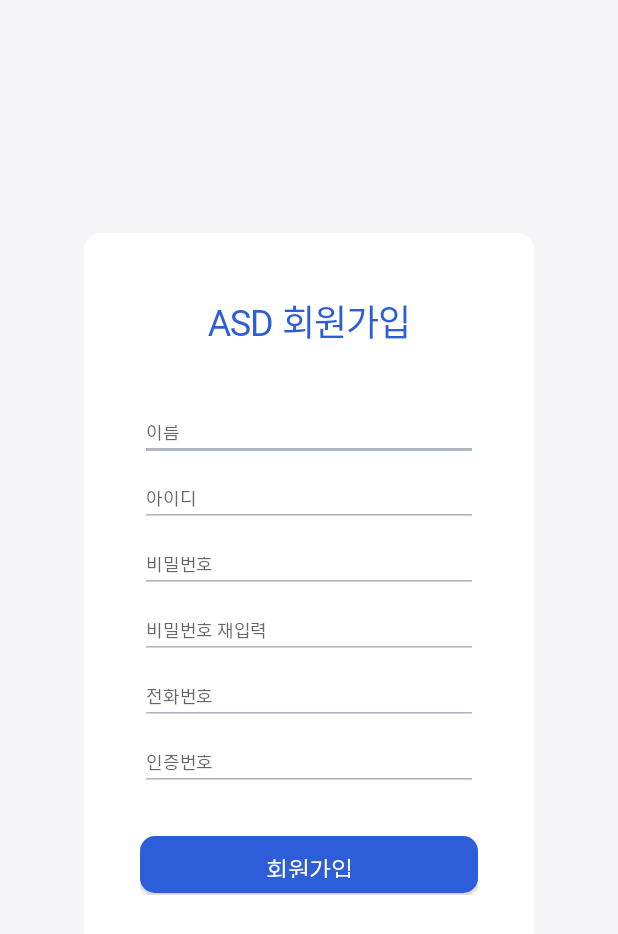
After one commit to implude/asd_front, an Android app: the Register screen opened directly, with no data from a screen before it, on a phone screen of 412 x 824 dp. The commit adds this screen. Shown: the top 934 px of the screen. Run offline under Robolectric (Android 15) with nearby library versions, the phone set to English and light mode, and no system bars.

Commit message:
register page To do : inputtype

```diff
--- a/app/src/main/AndroidManifest.xml
+++ b/app/src/main/AndroidManifest.xml
@@ -9,8 +9,9 @@
         android:roundIcon="@mipmap/ic_launcher_round"
         android:supportsRtl="true"
         android:theme="@style/Theme.Asd">
+        <activity android:name=".Register"/>
         <activity
-            android:name=".MainActivity"
+            android:name=".Login"
             android:exported="true">
             <intent-filter>
                 <action android:name="android.intent.action.MAIN" />
--- a/app/src/main/java/com/example/asd/MainActivity.kt
+++ b/app/src/main/java/com/example/asd/Login.kt
@@ -1,5 +1,6 @@
 package com.example.asd
 
+import android.content.Intent
 import androidx.appcompat.app.AppCompatActivity
 import android.os.Bundle
 import android.util.Log
@@ -7,7 +8,7 @@ import android.widget.TextView
 import androidx.constraintlayout.widget.ConstraintLayout
 import androidx.constraintlayout.widget.ConstraintSet
 
-class MainActivity : AppCompatActivity() {
+class Login : AppCompatActivity() {
     override fun onCreate(savedInstanceState: Bundle?) {
         super.onCreate(savedInstanceState)
         setContentView(R.layout.login)
@@ -16,5 +17,10 @@ class MainActivity : AppCompatActivity() {
         val togo_find_pw = findViewById<TextView>(R.id.find_pw)
         val togo_register = findViewById<TextView>(R.id.register)
 
+//      회원가입 페이지 이동
+        togo_register.setOnClickListener {
+            val go_register = Intent(this, Register::class.java)
+            startActivity(go_register)
+        }
     }
 }
--- /dev/null
+++ b/app/src/main/java/com/example/asd/Register.kt
@@ -0,0 +1,11 @@
+package com.example.asd
+
+import android.os.Bundle
+import androidx.appcompat.app.AppCompatActivity
+
+class Register :AppCompatActivity() {
+    override fun onCreate(savedInstanceState: Bundle?) {
+        super.onCreate(savedInstanceState)
+        setContentView(R.layout.register)
+    }
+}
--- a/app/src/main/res/layout/login.xml
+++ b/app/src/main/res/layout/login.xml
@@ -12,9 +12,9 @@
         app:layout_constraintRight_toRightOf="parent"
         app:layout_constraintLeft_toLeftOf="parent"
         app:layout_constraintBottom_toBottomOf="parent"
-        android:id="@+id/container">
+        android:id="@+id/LoginContainer">
         <TextView
-            android:id="@+id/title"
+            android:id="@+id/LoginTitle"
             android:layout_width="match_parent"
             android:layout_height="0dp"
             app:layout_constraintHeight_percent="0.25"
@@ -32,7 +32,7 @@
             app:layout_constraintWidth_percent="0.75"
             app:layout_constraintLeft_toLeftOf="parent"
             app:layout_constraintRight_toRightOf="parent"
-            app:layout_constraintTop_toBottomOf="@id/title">
+            app:layout_constraintTop_toBottomOf="@id/LoginTitle">
             <EditText
                 android:id="@+id/id"
                 style="@style/Text5_light"
@@ -62,7 +62,7 @@
                 android:layout_width="match_parent"
                 android:layout_height="38dp"
                 android:layout_marginBottom="15dp"
-                android:background="@drawable/login_button"
+                android:background="@drawable/login_register_button"
                 android:gravity="center_vertical|center"
                 android:text="로그인"
                 android:textColor="@color/True_white"
--- /dev/null
+++ b/app/src/main/res/layout/register.xml
@@ -0,0 +1,102 @@
+<?xml version="1.0" encoding="utf-8"?>
+<androidx.constraintlayout.widget.ConstraintLayout xmlns:android="http://schemas.android.com/apk/res/android"
+    android:layout_width="match_parent"
+    android:layout_height="match_parent"
+    xmlns:app="http://schemas.android.com/apk/res-auto"
+    android:background="@color/Background">
+    <androidx.constraintlayout.widget.ConstraintLayout
+        android:id = "@+id/RegisterContainer"
+        android:layout_width="300dp"
+        android:layout_height="513dp"
+        android:background="@drawable/container"
+        app:layout_constraintTop_toTopOf="parent"
+        app:layout_constraintRight_toRightOf="parent"
+        app:layout_constraintLeft_toLeftOf="parent"
+        app:layout_constraintBottom_toBottomOf="parent">
+        <TextView
+            android:id="@+id/RegisterTitle"
+            android:layout_width="match_parent"
+            android:layout_height="0dp"
+            app:layout_constraintHeight_percent="0.23"
+            android:text="ASD 회원가입"
+            android:textColor="@color/blue2"
+            android:gravity="center|center_vertical"
+            style="@style/Text1_bold"
+            app:layout_constraintTop_toTopOf="parent"/>
+        <androidx.constraintlayout.widget.ConstraintLayout
+            android:layout_width="0dp"
+            android:layout_height="0dp"
+            android:foregroundGravity="center_vertical|center"
+            app:layout_constraintHeight_percent="0.63"
+            app:layout_constraintWidth_percent="0.75"
+            app:layout_constraintLeft_toLeftOf="parent"
+            app:layout_constraintRight_toRightOf="parent"
+            app:layout_constraintTop_toBottomOf="@id/RegisterTitle">
+            <EditText
+                android:id="@+id/RegisterName"
+                style="@style/Text5_light"
+                android:layout_width="match_parent"
+                android:layout_height="34dp"
+                android:backgroundTint="@color/gray2"
+                android:hint="이름"
+                android:inputType="textPersonName"
+                app:layout_constraintTop_toTopOf="parent" />
+            <EditText
+                android:id="@+id/RegisterId"
+                style="@style/Text5_light"
+                android:layout_width="match_parent"
+                android:layout_height="34dp"
+                android:backgroundTint="@color/gray2"
+                android:hint="아이디"
+                android:layout_marginTop="10dp"
+                app:layout_constraintTop_toBottomOf="@id/RegisterName"/>
+            <EditText
+                android:id="@+id/RegisterPw"
+                style="@style/Text5_light"
+                android:layout_width="match_parent"
+                android:layout_height="34dp"
+                android:backgroundTint="@color/gray2"
+                android:hint="비밀번호"
+                android:layout_marginTop="10dp"
+                app:layout_constraintTop_toBottomOf="@id/RegisterId" />
+            <EditText
+                android:id="@+id/RegisterPw2"
+                style="@style/Text5_light"
+                android:layout_width="match_parent"
+                android:layout_height="34dp"
+                android:backgroundTint="@color/gray2"
+                android:hint="비밀번호 재입력"
+                android:layout_marginTop="10dp"
+                app:layout_constraintTop_toBottomOf="@id/RegisterPw" />
+            <EditText
+                android:id="@+id/RegisterPhoneNumber"
+                style="@style/Text5_light"
+                android:layout_width="match_parent"
+                android:layout_height="34dp"
+                android:backgroundTint="@color/gray2"
+                android:hint="전화번호"
+                android:layout_marginTop="10dp"
+                app:layout_constraintTop_toBottomOf="@id/RegisterPw2" />
+            <EditText
+                android:id="@+id/RegisterVerificationCode"
+                style="@style/Text5_light"
+                android:layout_width="match_parent"
+                android:layout_height="34dp"
+                android:backgroundTint="@color/gray2"
+                android:hint="인증번호"
+                android:layout_marginTop="10dp"
+                app:layout_constraintTop_toBottomOf="@id/RegisterPhoneNumber" />
+            <Button
+                android:id="@+id/RegisterButton"
+                style="@style/Text4_bold"
+                android:layout_width="match_parent"
+                android:layout_height="38dp"
+                android:background="@drawable/login_register_button"
+                android:gravity="center_vertical|center"
+                android:text="회원가입"
+                android:textColor="@color/True_white"
+                android:layout_marginTop="30dp"
+                app:layout_constraintTop_toBottomOf="@id/RegisterVerificationCode" />
+        </androidx.constraintlayout.widget.ConstraintLayout>
+    </androidx.constraintlayout.widget.ConstraintLayout>
+</androidx.constraintlayout.widget.ConstraintLayout>
--- a/app/src/main/res/layout/typography.xml
+++ b/app/src/main/res/layout/typography.xml
@@ -4,7 +4,7 @@
     xmlns:tools="http://schemas.android.com/tools"
     android:layout_width="match_parent"
     android:layout_height="match_parent"
-    tools:context=".MainActivity">
+    tools:context=".Login">
 
     <TextView
         style="@style/Text1_bold"
```
Also changed, not shown: app/src/main/res/drawable/login_register_button.xml (renamed from app/src/main/res/drawable/login_button.xml).
